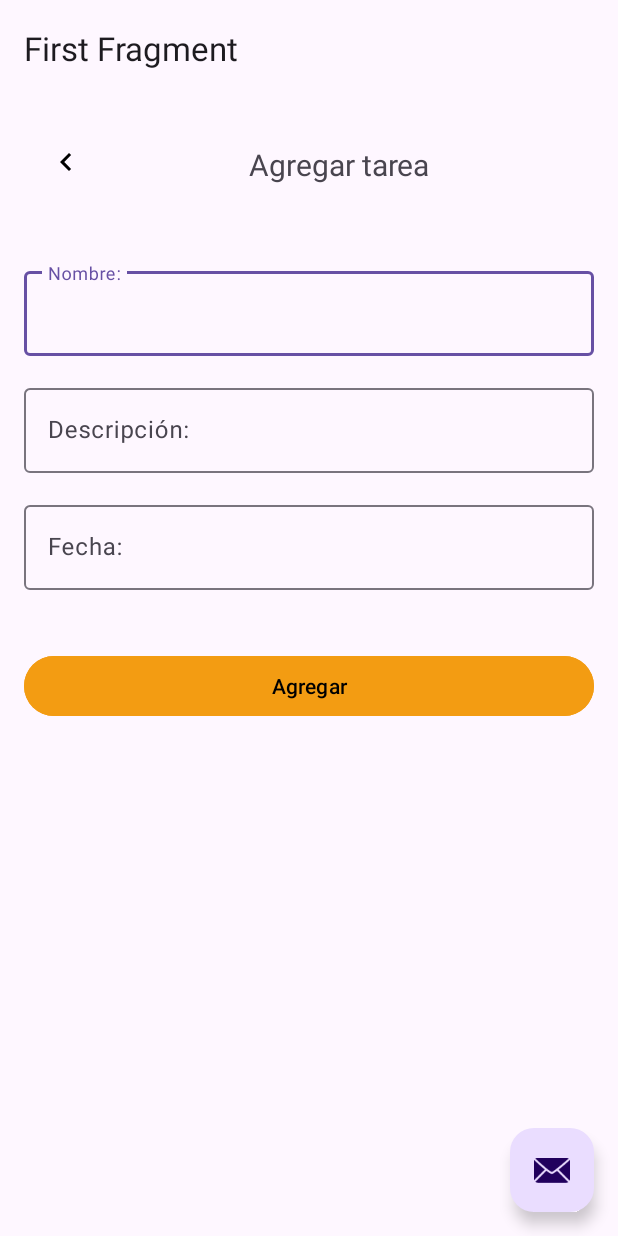
After one commit to AbnerR72/MeTask, an Android app: the ListActivity screen opened directly, with no data from a screen before it, on a phone screen of 412 x 824 dp. The commit adds this screen. Run offline under Robolectric (Android 15) with nearby library versions, the phone set to English and light mode, and no system bars; our stand-ins replace navigation-ui; 1 statement that could not run was skipped.

Commit message:
Implementacion de los layouts de agregar tarea y tarea pendiente

```diff
--- /dev/null
+++ b/app/src/main/java/com/example/metask/view/ListActivity.kt
@@ -0,0 +1,42 @@
+package com.example.metask.view
+
+import android.os.Bundle
+import com.google.android.material.snackbar.Snackbar
+import androidx.appcompat.app.AppCompatActivity
+import androidx.navigation.findNavController
+import androidx.navigation.ui.AppBarConfiguration
+import androidx.navigation.ui.navigateUp
+import androidx.navigation.ui.setupActionBarWithNavController
+import com.example.metask.R
+import com.example.metask.databinding.ActivityListBinding
+
+class ListActivity : AppCompatActivity() {
+
+    private lateinit var appBarConfiguration: AppBarConfiguration
+    private lateinit var binding: ActivityListBinding
+
+    override fun onCreate(savedInstanceState: Bundle?) {
+        super.onCreate(savedInstanceState)
+
+        binding = ActivityListBinding.inflate(layoutInflater)
+        setContentView(binding.root)
+
+        setSupportActionBar(binding.toolbar)
+
+        val navController = findNavController(R.id.nav_host_fragment_content_list)
+        appBarConfiguration = AppBarConfiguration(navController.graph)
+        setupActionBarWithNavController(navController, appBarConfiguration)
+
+        binding.fab.setOnClickListener { view ->
+            Snackbar.make(view, "Replace with your own action", Snackbar.LENGTH_LONG)
+                .setAction("Action", null)
+                .setAnchorView(R.id.fab).show()
+        }
+    }
+
+    override fun onSupportNavigateUp(): Boolean {
+        val navController = findNavController(R.id.nav_host_fragment_content_list)
+        return navController.navigateUp(appBarConfiguration)
+                || super.onSupportNavigateUp()
+    }
+}
--- /dev/null
+++ b/app/src/main/java/com/example/metask/view/NewTaskFragment.kt
@@ -0,0 +1,46 @@
+package com.example.metask.view
+
+import android.os.Bundle
+import androidx.fragment.app.Fragment
+import android.view.LayoutInflater
+import android.view.View
+import android.view.ViewGroup
+import androidx.navigation.fragment.findNavController
+import com.example.metask.databinding.FragmentNewTaskBinding
+import com.example.metask.utils.FragmentCommunicator
+import com.example.metask.R
+
+
+/**
+ * A simple [Fragment] subclass as the default destination in the navigation.
+ */
+class NewTaskFragment : Fragment() {
+
+    private var _binding: FragmentNewTaskBinding? = null
+    // This property is only valid between onCreateView and
+    // onDestroyView.
+    private val binding get() = _binding!!
+    private lateinit var communicator: FragmentCommunicator
+
+    override fun onCreateView(
+        inflater: LayoutInflater, container: ViewGroup?,
+        savedInstanceState: Bundle?
+    ): View {
+        communicator = requireActivity() as MainActivity
+        _binding = FragmentNewTaskBinding.inflate(inflater, container, false)
+        setupView()
+        return binding.root
+
+    }
+
+    private fun setupView(){
+        binding.iconFlecha.setOnClickListener{
+            findNavController().navigate(R.id.action_newTaskFragment_to_pendingTaskFragment)
+        }
+    }
+
+    override fun onDestroyView() {
+        super.onDestroyView()
+        _binding = null
+    }
+}
--- a/app/src/main/java/com/example/metask/view/RegisterFragment.kt
+++ b/app/src/main/java/com/example/metask/view/RegisterFragment.kt
@@ -34,7 +34,8 @@ class RegisterFragment : Fragment() {
     }
 
     private fun setupView() {
-        binding.imageButton3.setOnClickListener {
+        binding.flecha.setOnClickListener {
+
             viewModel.requestSignUp(binding.emailTiet.text.toString(),
                 binding.passwordTiet.text.toString())
             findNavController().navigate(R.id.action_registerFragment_to_loginFragment)
--- /dev/null
+++ b/app/src/main/res/drawable/add.xml
@@ -0,0 +1,5 @@
+<vector xmlns:android="http://schemas.android.com/apk/res/android" android:height="16dp" android:tint="#FF9800" android:viewportHeight="24" android:viewportWidth="24" android:width="16dp">
+
+    <path android:fillColor="@android:color/white" android:pathData="M12,2C6.48,2 2,6.48 2,12s4.48,10 10,10 10,-4.48 10,-10S17.52,2 12,2zM17,13h-4v4h-2v-4L7,13v-2h4L11,7h2v4h4v2z"/>
+
+</vector>
--- /dev/null
+++ b/app/src/main/res/drawable/baseline_keyboard_arrow_left_24.xml
@@ -0,0 +1,5 @@
+<vector xmlns:android="http://schemas.android.com/apk/res/android" android:autoMirrored="true" android:height="24dp" android:tint="#000000" android:viewportHeight="24" android:viewportWidth="24" android:width="24dp">
+
+    <path android:fillColor="@android:color/white" android:pathData="M15.41,16.59L10.83,12l4.58,-4.59L14,6l-6,6 6,6 1.41,-1.41z"/>
+
+</vector>
--- /dev/null
+++ b/app/src/main/res/drawable/ic_chevron.xml
@@ -0,0 +1,5 @@
+<vector xmlns:android="http://schemas.android.com/apk/res/android" android:height="24dp" android:tint="#000000" android:viewportHeight="24" android:viewportWidth="24" android:width="24dp">
+
+    <path android:fillColor="@android:color/white" android:pathData="M15.41,7.41L14,6l-6,6 6,6 1.41,-1.41L10.83,12z"/>
+
+</vector>
--- /dev/null
+++ b/app/src/main/res/drawable/menu_hamburger.xml
@@ -0,0 +1,5 @@
+<vector xmlns:android="http://schemas.android.com/apk/res/android" android:height="16dp" android:tint="#000000" android:viewportHeight="24" android:viewportWidth="24" android:width="16dp">
+
+    <path android:fillColor="@android:color/white" android:pathData="M2,15.5v2h20v-2L2,15.5zM2,10.5v2h20v-2L2,10.5zM2,5.5v2h20v-2L2,5.5z"/>
+
+</vector>
--- /dev/null
+++ b/app/src/main/res/layout/activity_list.xml
@@ -0,0 +1,33 @@
+<?xml version="1.0" encoding="utf-8"?>
+<androidx.coordinatorlayout.widget.CoordinatorLayout xmlns:android="http://schemas.android.com/apk/res/android"
+    xmlns:app="http://schemas.android.com/apk/res-auto"
+    xmlns:tools="http://schemas.android.com/tools"
+    android:layout_width="match_parent"
+    android:layout_height="match_parent"
+    android:fitsSystemWindows="true"
+    tools:context=".view.ListActivity">
+
+    <com.google.android.material.appbar.AppBarLayout
+        android:layout_width="match_parent"
+        android:layout_height="wrap_content"
+        android:fitsSystemWindows="true">
+
+        <com.google.android.material.appbar.MaterialToolbar
+            android:id="@+id/toolbar"
+            android:layout_width="match_parent"
+            android:layout_height="?attr/actionBarSize" />
+
+    </com.google.android.material.appbar.AppBarLayout>
+
+    <include layout="@layout/content_list" />
+
+    <com.google.android.material.floatingactionbutton.FloatingActionButton
+        android:id="@+id/fab"
+        android:layout_width="wrap_content"
+        android:layout_height="wrap_content"
+        android:layout_gravity="bottom|end"
+        android:layout_marginEnd="@dimen/fab_margin"
+        android:layout_marginBottom="16dp"
+        app:srcCompat="@android:drawable/ic_dialog_email" />
+
+</androidx.coordinatorlayout.widget.CoordinatorLayout>
--- /dev/null
+++ b/app/src/main/res/layout/content_list.xml
@@ -0,0 +1,19 @@
+<?xml version="1.0" encoding="utf-8"?>
+<androidx.constraintlayout.widget.ConstraintLayout xmlns:android="http://schemas.android.com/apk/res/android"
+    xmlns:app="http://schemas.android.com/apk/res-auto"
+    android:layout_width="match_parent"
+    android:layout_height="match_parent"
+    app:layout_behavior="@string/appbar_scrolling_view_behavior">
+
+    <fragment
+        android:id="@+id/nav_host_fragment_content_list"
+        android:name="androidx.navigation.fragment.NavHostFragment"
+        android:layout_width="0dp"
+        android:layout_height="0dp"
+        app:defaultNavHost="true"
+        app:layout_constraintBottom_toBottomOf="parent"
+        app:layout_constraintEnd_toEndOf="parent"
+        app:layout_constraintStart_toStartOf="parent"
+        app:layout_constraintTop_toTopOf="parent"
+        app:navGraph="@navigation/nav_graph2" />
+</androidx.constraintlayout.widget.ConstraintLayout>
--- /dev/null
+++ b/app/src/main/res/layout/fragment_new_task.xml
@@ -0,0 +1,110 @@
+<?xml version="1.0" encoding="utf-8"?>
+<androidx.core.widget.NestedScrollView xmlns:android="http://schemas.android.com/apk/res/android"
+    xmlns:app="http://schemas.android.com/apk/res-auto"
+    xmlns:tools="http://schemas.android.com/tools"
+    android:layout_width="match_parent"
+    android:layout_height="match_parent"
+    tools:context=".view.NewTaskFragment">
+
+    <androidx.constraintlayout.widget.ConstraintLayout
+        android:layout_width="match_parent"
+        android:layout_height="match_parent"
+        android:layout_weight="1"
+        android:padding="16dp">
+
+        <ImageView
+            android:id="@+id/iconFlecha"
+            android:layout_width="wrap_content"
+            android:layout_height="wrap_content"
+            android:layout_marginStart="16dp"
+            android:layout_marginTop="16dp"
+            android:src="@drawable/baseline_keyboard_arrow_left_24"
+            app:layout_constraintStart_toStartOf="parent"
+            app:layout_constraintTop_toTopOf="parent" />
+
+        <TextView
+            android:id="@+id/title_textView"
+            android:layout_width="wrap_content"
+            android:layout_height="wrap_content"
+            android:layout_marginTop="16dp"
+            android:layout_marginBottom="16dp"
+            android:text="Agregar tarea"
+            android:textSize="20sp"
+
+            app:layout_constraintEnd_toEndOf="parent"
+            app:layout_constraintStart_toEndOf="@+id/iconFlecha"
+            app:layout_constraintTop_toTopOf="parent" />
+
+        <com.google.android.material.textfield.TextInputLayout
+            android:id="@+id/nombreTAK"
+            android:layout_width="match_parent"
+            android:layout_height="wrap_content"
+
+            android:layout_marginTop="52dp"
+            android:inputType="text"
+            app:layout_constraintTop_toBottomOf="@+id/title_textView"
+            tools:layout_editor_absoluteX="16dp">
+
+            <com.google.android.material.textfield.TextInputEditText
+                android:id="@+id/nombreTIK"
+                android:layout_width="match_parent"
+                android:layout_height="wrap_content"
+                android:layout_marginTop="52dp"
+                android:hint="Nombre:"
+                tools:layout_editor_absoluteX="16dp" />
+        </com.google.android.material.textfield.TextInputLayout>
+
+        <com.google.android.material.textfield.TextInputLayout
+            android:id="@+id/descriptionTAK"
+            android:layout_width="match_parent"
+            android:layout_height="wrap_content"
+
+            android:layout_marginTop="16dp"
+            android:inputType="text"
+            app:layout_constraintTop_toBottomOf="@+id/nombreTAK"
+            tools:layout_editor_absoluteX="16dp">
+
+            <com.google.android.material.textfield.TextInputEditText
+                android:id="@+id/descriptionTIK"
+                android:layout_width="match_parent"
+                android:layout_height="wrap_content"
+                android:layout_marginTop="16dp"
+                android:hint="Descripción:"
+                tools:layout_editor_absoluteX="16dp" />
+        </com.google.android.material.textfield.TextInputLayout>
+
+        <com.google.android.material.textfield.TextInputLayout
+            android:id="@+id/FechaTAK"
+            android:layout_width="match_parent"
+            android:layout_height="wrap_content"
+
+            android:layout_marginTop="16dp"
+            android:inputType="text"
+            app:layout_constraintTop_toBottomOf="@+id/descriptionTAK"
+            tools:layout_editor_absoluteX="16dp">
+
+            <com.google.android.material.textfield.TextInputEditText
+                android:id="@+id/FechaTIK"
+                android:layout_width="match_parent"
+                android:layout_height="wrap_content"
+                android:layout_marginTop="16dp"
+                android:hint="Fecha:"
+                tools:layout_editor_absoluteX="16dp" />
+        </com.google.android.material.textfield.TextInputLayout>
+
+        <Button
+            android:id="@+id/button_second"
+            android:layout_width="match_parent"
+            android:layout_height="wrap_content"
+            android:layout_marginTop="40dp"
+            android:backgroundTint="@color/orange"
+            android:text="Agregar"
+            android:textColor="@android:color/black"
+            app:layout_constraintBottom_toBottomOf="parent"
+            app:layout_constraintEnd_toEndOf="parent"
+            app:layout_constraintStart_toStartOf="parent"
+            app:layout_constraintTop_toBottomOf="@+id/FechaTAK"
+            app:layout_constraintVertical_bias="1.0" />
+
+    </androidx.constraintlayout.widget.ConstraintLayout>
+</androidx.core.widget.NestedScrollView>
--- a/app/src/main/res/layout/fragment_register_fragment.xml
+++ b/app/src/main/res/layout/fragment_register_fragment.xml
@@ -20,7 +20,7 @@
         app:layout_constraintTop_toTopOf="parent" />
 
     <ImageButton
-        android:id="@+id/imageButton3"
+        android:id="@+id/flecha"
         android:layout_width="24dp"
         android:layout_height="24dp"
         android:layout_marginStart="16dp"
@@ -29,7 +29,7 @@
         android:scaleType="fitCenter"
         app:layout_constraintStart_toStartOf="parent"
         app:layout_constraintTop_toTopOf="parent"
-        app:srcCompat="@drawable/back" />
+        app:srcCompat="@drawable/ic_chevron" />
 
     <ImageView
         android:id="@+id/imageView"
@@ -38,7 +38,7 @@
         android:layout_marginStart="16dp"
         android:layout_marginTop="16dp"
         app:layout_constraintStart_toStartOf="parent"
-        app:layout_constraintTop_toBottomOf="@+id/imageButton3"
+        app:layout_constraintTop_toBottomOf="@+id/flecha"
         app:srcCompat="@drawable/register" />
 
     <TextView
--- /dev/null
+++ b/app/src/main/res/navigation/nav_graph2.xml
@@ -0,0 +1,28 @@
+<?xml version="1.0" encoding="utf-8"?>
+<navigation xmlns:android="http://schemas.android.com/apk/res/android"
+    xmlns:app="http://schemas.android.com/apk/res-auto"
+    xmlns:tools="http://schemas.android.com/tools"
+    android:id="@+id/nav_graph2"
+    app:startDestination="@id/FirstFragment">
+
+    <fragment
+        android:id="@+id/FirstFragment"
+        android:name="com.example.metask.view.NewTaskFragment"
+        android:label="@string/first_fragment_label"
+        tools:layout="@layout/fragment_new_task">
+
+        <action
+            android:id="@+id/action_FirstFragment_to_SecondFragment"
+            app:destination="@id/SecondFragment" />
+    </fragment>
+    <fragment
+        android:id="@+id/SecondFragment"
+        android:name="com.example.metask.view.PendingTaskFragment"
+        android:label="@string/second_fragment_label"
+        tools:layout="@layout/fragment_pending_task">
+
+        <action
+            android:id="@+id/action_SecondFragment_to_FirstFragment"
+            app:destination="@id/FirstFragment" />
+    </fragment>
+</navigation>
--- a/app/src/main/res/values/colors.xml
+++ b/app/src/main/res/values/colors.xml
@@ -2,4 +2,5 @@
 <resources>
     <color name="black">#FF000000</color>
     <color name="white">#FFFFFFFF</color>
+    <color name="orange">#f39c12</color>
 </resources>
--- a/gradle/libs.versions.toml
+++ b/gradle/libs.versions.toml
@@ -31,7 +31,7 @@ androidx-navigation-ui-ktx = { group = "androidx.navigation", name = "navigation
 lottie = {group = "com.airbnb.android", name="lottie", version.ref="lottie"}
 
 firebase = { group = "com.google.firebase", name = "firebase-bom", version.ref = "firebase"}
-firebase-auth = { group = "com.google.firebase", name = "firebase-auth-ktx" }
+firebase-auth = { group = "com.google.firebase", name = "firebase-auth" }
 firebase-firestore = { group = "com.google.firebase", name = "firebase-firestore" }
 
 [plugins]
```
Also changed, not shown: app/src/main/AndroidManifest.xml (+5 -2 lines), app/src/main/java/com/example/metask/view/LoginFragment.kt (+16 -4 lines), app/src/main/java/com/example/metask/view/PendingTaskFragment.kt (added, +46 -0 lines), app/src/main/java/com/example/metask/viewModel/LoginViewModel.kt (+8 -7 lines), app/src/main/res/layout/fragment_pending_task.xml (added, +75 -0 lines), app/src/main/res/navigation/nav_graph.xml (+22 -0 lines).
